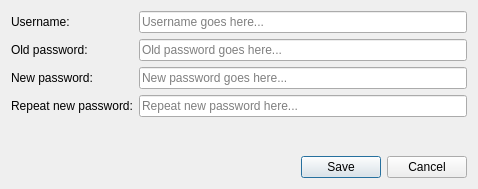
Old version of the form ui/editors/usereditor.ui in the repository koromodako/picsou.
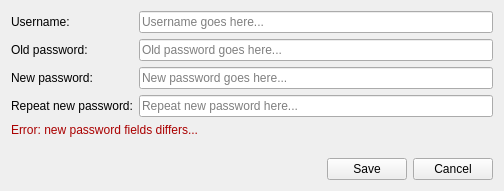
New version of the form. Icons and pictures are not drawn.

Patch:
```diff
--- a/ui/editors/usereditor.ui
+++ b/ui/editors/usereditor.ui
@@ -6,12 +6,12 @@
    <rect>
     <x>0</x>
     <y>0</y>
-    <width>478</width>
-    <height>189</height>
+    <width>504</width>
+    <height>191</height>
    </rect>
   </property>
   <property name="sizePolicy">
-   <sizepolicy hsizetype="Preferred" vsizetype="Preferred">
+   <sizepolicy hsizetype="Maximum" vsizetype="Maximum">
     <horstretch>0</horstretch>
     <verstretch>0</verstretch>
    </sizepolicy>
@@ -66,16 +66,16 @@
          </property>
         </widget>
        </item>
-       <item>
-        <widget class="QLineEdit" name="new_pwd">
-         <property name="placeholderText">
-          <string>Old password goes here...</string>
-         </property>
-        </widget>
-       </item>
        <item>
         <widget class="QLineEdit" name="old_pwd">
          <property name="placeholderText">
+          <string>Old password goes here...</string>
+         </property>
+        </widget>
+       </item>
+       <item>
+        <widget class="QLineEdit" name="new_pwd">
+         <property name="placeholderText">
           <string>New password goes here...</string>
          </property>
         </widget>
@@ -91,6 +91,19 @@
      </item>
     </layout>
    </item>
+   <item>
+    <widget class="QLabel" name="error">
+     <property name="enabled">
+      <bool>true</bool>
+     </property>
+     <property name="text">
+      <string>&lt;html&gt;&lt;head/&gt;&lt;body&gt;&lt;p&gt;&lt;span style=&quot; color:#aa0000;&quot;&gt;Error: new password fields differs...&lt;/span&gt;&lt;/p&gt;&lt;/body&gt;&lt;/html&gt;</string>
+     </property>
+     <property name="textFormat">
+      <enum>Qt::AutoText</enum>
+     </property>
+    </widget>
+   </item>
    <item>
     <spacer name="vspacer">
      <property name="orientation">
@@ -105,24 +118,43 @@
     </spacer>
    </item>
    <item>
-    <widget class="QLabel" name="error">
-     <property name="enabled">
-      <bool>true</bool>
-     </property>
-     <property name="text">
-      <string>&lt;error&gt;</string>
-     </property>
-     <property name="textFormat">
-      <enum>Qt::AutoText</enum>
-     </property>
-    </widget>
-   </item>
-   <item>
-    <widget class="QDialogButtonBox" name="button_box">
-     <property name="standardButtons">
-      <set>QDialogButtonBox::Cancel|QDialogButtonBox::Save</set>
-     </property>
-    </widget>
+    <layout class="QHBoxLayout" name="horizontalLayout">
+     <item>
+      <spacer name="hspacer">
+       <property name="orientation">
+        <enum>Qt::Horizontal</enum>
+       </property>
+       <property name="sizeHint" stdset="0">
+        <size>
+         <width>40</width>
+         <height>20</height>
+        </size>
+       </property>
+      </spacer>
+     </item>
+     <item>
+      <widget class="QPushButton" name="save">
+       <property name="text">
+        <string>Save</string>
+       </property>
+       <property name="icon">
+        <iconset resource="../../picsou.qrc">
+         <normaloff>:/resources/MaterialDesign-SVG/svg/check.svg</normaloff>:/resources/MaterialDesign-SVG/svg/check.svg</iconset>
+       </property>
+      </widget>
+     </item>
+     <item>
+      <widget class="QPushButton" name="cancel">
+       <property name="text">
+        <string>Cancel</string>
+       </property>
+       <property name="icon">
+        <iconset resource="../../picsou.qrc">
+         <normaloff>:/resources/MaterialDesign-SVG/svg/cancel.svg</normaloff>:/resources/MaterialDesign-SVG/svg/cancel.svg</iconset>
+       </property>
+      </widget>
+     </item>
+    </layout>
    </item>
   </layout>
  </widget>
```
Left out of the diff: 7 changed lines with no effect on the pictures.
